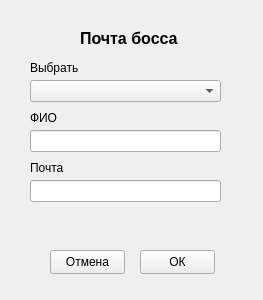
Above: my_helper/my_helper/designer_ui/boss_post.ui from SmolPO/vertical before the change. Below: the same form after it.
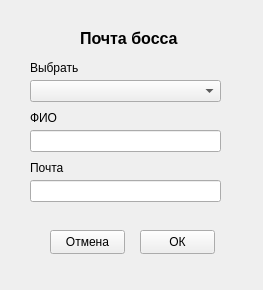
That is the form after the change.

The edit to the form file:
```diff
--- a/my_helper/my_helper/designer_ui/boss_post.ui
+++ b/my_helper/my_helper/designer_ui/boss_post.ui
@@ -7,7 +7,7 @@
     <x>0</x>
     <y>0</y>
     <width>263</width>
-    <height>300</height>
+    <height>290</height>
    </rect>
   </property>
   <property name="windowTitle">
@@ -105,7 +105,7 @@
    <property name="geometry">
     <rect>
      <x>140</x>
-     <y>250</y>
+     <y>230</y>
      <width>75</width>
      <height>24</height>
     </rect>
@@ -118,7 +118,7 @@
    <property name="geometry">
     <rect>
      <x>50</x>
-     <y>250</y>
+     <y>230</y>
      <width>75</width>
      <height>24</height>
     </rect>
```
